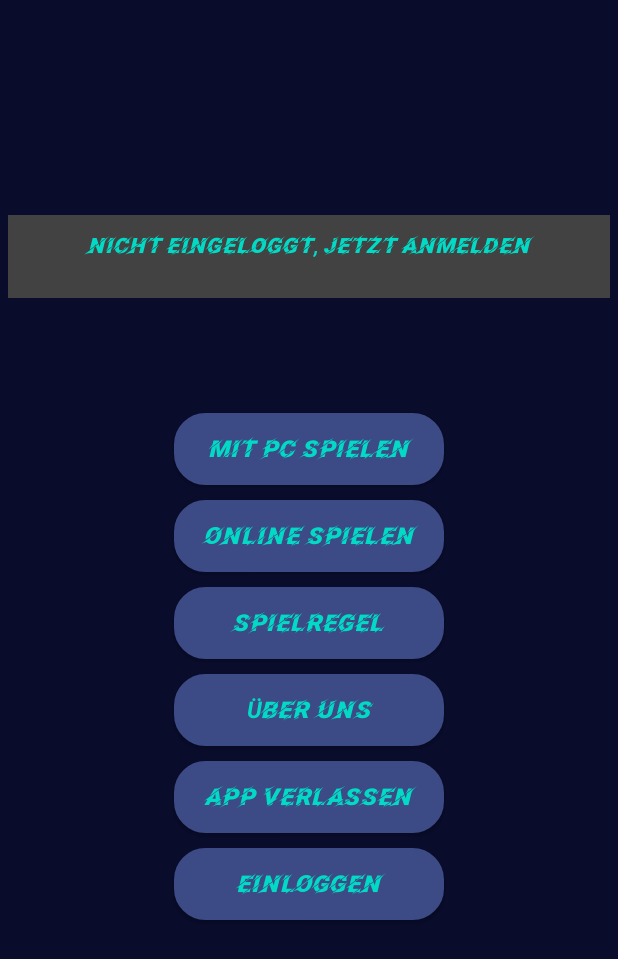
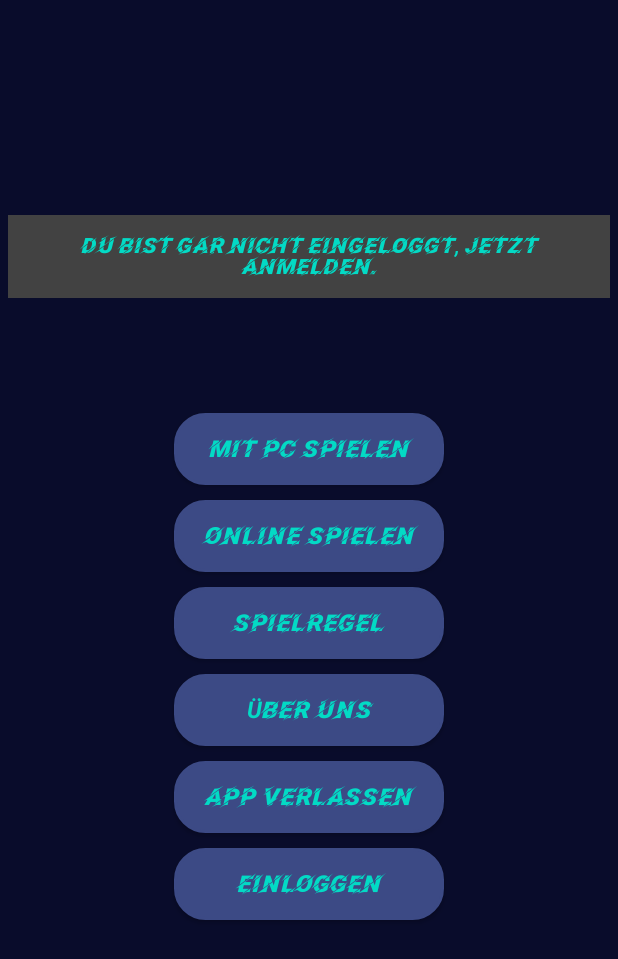
Before and after one commit to florschBf/THB_TicTacToe, an Android app: the MenuActivity screen opened directly, with no data from a screen before it, on a phone screen of 412 x 824 dp. Shown: the top 959 px of the screen. Run offline under Robolectric (Android 15) with nearby library versions, the phone set to English and light mode, and no system bars; our stand-ins replace Firebase (no records; nobody signed in at launch, a user with empty details on screens opened directly); libraries missing offline, so code that uses them is left out: com.firebase.ui; 1 statement that could not run was skipped.

Commit message:
Anonymous login jetzt default, extra strings dafür

```diff
--- a/app/src/main/java/space/game/tictactoe/FirebaseLoginHandler.java
+++ b/app/src/main/java/space/game/tictactoe/FirebaseLoginHandler.java
@@ -2,16 +2,15 @@ package space.game.tictactoe;
 
 import android.content.Context;
 import android.content.Intent;
+import android.widget.Button;
+import android.widget.TextView;
 
-import androidx.annotation.NonNull;
 import androidx.appcompat.app.AppCompatActivity;
 
 import com.firebase.ui.auth.AuthUI;
 import com.firebase.ui.auth.IdpResponse;
 import com.firebase.ui.auth.data.model.FirebaseAuthUIAuthenticationResult;
-import com.google.android.gms.tasks.OnCompleteListener;
-import com.google.android.gms.tasks.Task;
-import com.google.firebase.auth.AuthResult;
+import com.google.firebase.auth.AuthResult; //Might still use, leaving for now
 import com.google.firebase.auth.FirebaseAuth;
 import com.google.firebase.auth.FirebaseUser;
 
@@ -29,17 +28,22 @@ public class FirebaseLoginHandler extends AppCompatActivity {
     private FirebaseAuth mAuth;
     private FirebaseUser currentUser;
     private boolean loggedIn;
+    private boolean anonSignIn;
+    final private Context menuContext;
 
     protected void setLoggedIn(boolean loggedIn) {
         this.loggedIn = loggedIn;
     }
+    protected void setAnonSignIn(boolean anonSignIn) { this.anonSignIn = anonSignIn; }
 
     public boolean isLoggedIn() {
         return loggedIn;
     }
+    public boolean isAnonSignIn() { return anonSignIn; }
 
     //CONSTRUCTOR METHOD
-    public FirebaseLoginHandler(){
+    public FirebaseLoginHandler(Context menuContext){
+        this.menuContext = menuContext; // Context benötigt für UI Änderungen je nach Login -> potentiell in eigene Klasse bei Gelegenheit
         //init Firebase
         mAuth = FirebaseAuth.getInstance();
 
@@ -47,6 +51,10 @@ public class FirebaseLoginHandler extends AppCompatActivity {
         currentUser = mAuth.getCurrentUser();
     }
 
+    /**
+     * Methode zum Verarbeiten des Signins
+     * @param result Firebase Auth answer
+     */
     protected void onSignInResult(FirebaseAuthUIAuthenticationResult result) {
         IdpResponse response = result.getIdpResponse();
         if (result.getResultCode() == RESULT_OK) {
@@ -54,6 +62,7 @@ public class FirebaseLoginHandler extends AppCompatActivity {
             FirebaseUser user = FirebaseAuth.getInstance().getCurrentUser();
             System.out.println(user);
             setLoggedIn(true);
+            setAnonSignIn(false);
         } else {
             // Sign in failed. If response is null the user canceled the
             // sign-in flow using the back button. Otherwise check
@@ -65,24 +74,27 @@ public class FirebaseLoginHandler extends AppCompatActivity {
     }
 
     //methods to kick off logout or login process
+
+    /**
+     * Methode zum Ausloggen aus Firebase
+     * -> nicht eingeloggt => triggert anonymous login in MenuActivity
+     */
     public void logout(Context c){
         AuthUI.getInstance()
                 .signOut(c)
-                .addOnCompleteListener(new OnCompleteListener<Void>() {
-                    public void onComplete(@NonNull Task<Void> task) {
-                        // ...
-                        setLoggedIn(false);
-                    }
-                });
+                .addOnCompleteListener(task -> setLoggedIn(false));
     }
 
+    /**
+     * Methode zum Start des Firebase Signin Intent
+     */
     public Intent login(){
         // Choose authentication providers
         List<AuthUI.IdpConfig> providers = Arrays.asList(
                 new AuthUI.IdpConfig.EmailBuilder().build() // E-Mail will do for now
-                /*new AuthUI.IdpConfig.PhoneBuilder().build(),
-                new AuthUI.IdpConfig.GoogleBuilder().build(),
-                new AuthUI.IdpConfig.FacebookBuilder().build(),
+                //new AuthUI.IdpConfig.PhoneBuilder().build(),
+                //new AuthUI.IdpConfig.GoogleBuilder().build()
+                /*new AuthUI.IdpConfig.FacebookBuilder().build(),
                 new AuthUI.IdpConfig.TwitterBuilder().build()*/);
 
         // Create and launch sign-in intent
@@ -92,25 +104,68 @@ public class FirebaseLoginHandler extends AppCompatActivity {
                 .build();
     }
 
-    public boolean signInAnon(){
+    /**
+     * Methode für anonymous login Firebase
+     */
+    public void signInAnon(TextView login_status, Button login_button){
         System.out.println("Trying anon sign-in");
-        final boolean[] anonSignIn = new boolean[1];
         mAuth.signInAnonymously()
-                .addOnCompleteListener(this, new OnCompleteListener<AuthResult>() {
-                    @Override
-                    public void onComplete(@NonNull Task<AuthResult> task) {
-                        if (task.isSuccessful()) {
-                            //Logged in as Anon
-                            setLoggedIn(true);
-                            anonSignIn[0] = true;
-                            System.out.println("logged in as anon: " + anonSignIn[0] + mAuth.getCurrentUser());
-                        }
+                .addOnCompleteListener(this, task -> {
+                    if (task.isSuccessful()) {
+                        //Logged in as Anon
+                        setLoggedIn(true);
+                        setAnonSignIn(true);
+                        System.out.println("finally anon");
+                        //There's an anon user authenticated via Firebase
+                        changeTextAnonUser(login_status, login_button);
+
+                    }
+                    else { //should never happen..
+                        setAnonSignIn(false);
+                        changeDefaultText(login_status, login_button);
                     }
                 });
-        return anonSignIn[0];
     }
 
-    //method to get user name
+    // Methoden um UI Texte anzupassen (sollte in eine eigene Klasse..)
+
+    /**
+     * Methode für Textanpassung an anonymous login
+     * @param status Login Status aus MenuActivity erhalten
+     * @param button Login Button aus MenuActivity erhalten
+     */
+    public void changeTextAnonUser(TextView status, Button button){
+        // Changing login status and button for anonymous user
+        System.out.println("changing text to anon...");
+        //Setting new strings from strings.xml
+        String loginTxt = menuContext.getString(R.string.login);
+        String anonLoginStatus = menuContext.getString(R.string.login_status_anon);
+        status.setText(anonLoginStatus);
+        button.setText(loginTxt);
+    }
+
+    /**
+     * Methode für Textanpassung an gar kein login -> Fehler, darf nicht sein
+     * @param status Login Status aus MenuActivity erhalten
+     * @param button Login Button aus MenuActivity erhalten
+     */
+    public void changeDefaultText(TextView status, Button button){
+        //Changing login status and button for no user -> should not happen
+        System.out.println("changing text to default...");
+        System.out.println("anon login not working for whatevs");
+        //Setting new strings from strings.xml
+        String defaultLoginBtn = menuContext.getString(R.string.login);
+        String defaultLoginStatus = menuContext.getString(R.string.login_status0);
+        status.setText(defaultLoginStatus);
+        button.setText(defaultLoginBtn);
+    }
+
+    //methods to get user data (eigene Klasse..)
+
+    /**
+     * Methode um Nutzernamen auszulesen -> anon login = leer
+     * @return Current user name if logged in
+     */
     public String getUserName(){
         return this.currentUser.getDisplayName();
     }
--- a/app/src/main/java/space/game/tictactoe/MenuActivity.java
+++ b/app/src/main/java/space/game/tictactoe/MenuActivity.java
@@ -6,7 +6,6 @@ import androidx.appcompat.app.AppCompatActivity;
 
 import android.content.Context;
 import android.content.Intent;
-import android.content.res.Resources;
 import android.os.Bundle;
 import android.view.View;
 import android.view.Window;
@@ -20,7 +19,7 @@ import com.firebase.ui.auth.data.model.FirebaseAuthUIAuthenticationResult;
 public class MenuActivity extends AppCompatActivity {
 
     //handle login status
-    private FirebaseLoginHandler fbLogin = new FirebaseLoginHandler();
+    private FirebaseLoginHandler fbLogin = new FirebaseLoginHandler(this);
 
     // See: https://developer.android.com/training/basics/intents/result
     // launches new view when login is started
@@ -42,9 +41,6 @@ public class MenuActivity extends AppCompatActivity {
         // Spiel im Vollbild ausführen
         Window w = getWindow();
         w.setFlags(WindowManager.LayoutParams.FLAG_FULLSCREEN,WindowManager.LayoutParams.FLAG_FULLSCREEN);
-
-        //check for login onCreate
-        updateUI();
 
         // Button 1 btn_singleGame -> Weiterleitung zum Spiel mit PC GameActivity
         Button btn_singleGame = (Button)findViewById(R.id.btn_singleGame);
@@ -94,7 +90,7 @@ public class MenuActivity extends AppCompatActivity {
         button_login.setOnClickListener(new View.OnClickListener() {
             @Override
             public void onClick(View v) {
-                if (fbLogin.isLoggedIn()){ //logged in -> logging out
+                if (fbLogin.isLoggedIn() && !fbLogin.isAnonSignIn()){ //logged in & not anon -> logging out
                     try{
                         System.out.println("triggering logout");
                         final Context c = v.getContext();
@@ -116,45 +112,47 @@ public class MenuActivity extends AppCompatActivity {
             }
         });
 
+        //check for login onCreate
+        //updateUserAndUI();
     }
 
+
+
     //Method to update UI according to login status
-    public void updateUI(){
+    public void updateUserAndUI(){
         boolean loggedIn = this.fbLogin.isLoggedIn();
+        boolean anonSignIn = this.fbLogin.isAnonSignIn();
+
         if (!loggedIn){
             System.out.println("Well, no User\n");
-            //Need to find original text again in order to change text after logout
-            if(fbLogin.signInAnon()){
-                System.out.println("finally anon");
-                updateUI();
+            fbLogin.signInAnon(findViewById(R.id.login_status), findViewById(R.id.button_login)); //Starte Anonymous user login
         }
         else {
-                String oldLogin = getString(R.string.login);
-                String oldLoginStatus = getString(R.string.login_status0);
-
-                final TextView login_status = findViewById(R.id.login_status);
-                login_status.setText(oldLoginStatus);
-                final Button loginBtn = findViewById(R.id.button_login);
-                loginBtn.setText(oldLogin);
+            if(anonSignIn){
+                //login is anon, nothing to do
+                System.out.println("leaving things as is");
             }
-        }
-        else {
+            else { //login but not anon
                 //There's a user authenticated via Firebase
                 String name = fbLogin.getUserName();
                 System.out.println("Seems to be a User: " + name);
 
-            // Changing login status and button
+                // Changing login status and button, doing it right here, should use extra method somewhere
+                // other methods like this found in FirebaseLoginHandler
                 final TextView login_status = findViewById(R.id.login_status);
                 login_status.setText("Du bist eingeloggt als " + name);
                 final Button loginBtn = findViewById(R.id.button_login);
                 loginBtn.setText("Ausloggen");
-
+            }
         }
     }
 
-    //Use onResume to always check for login when we come back and updateUI accordingly
+    //Use onResume to always check for login when we come back and updateUserAndUI accordingly
     protected void onResume(){
         super.onResume();
-        updateUI();
+        updateUserAndUI();
     }
+
+
+
 }
--- a/app/src/main/java/space/game/tictactoe/gedöhns.java
+++ /dev/null
@@ -1,2 +0,0 @@
-package space.game.tictactoe;public class gedöhns {
-}
--- a/app/src/main/res/layout/activity_menu.xml
+++ b/app/src/main/res/layout/activity_menu.xml
@@ -11,7 +11,9 @@
     android:gravity="center_horizontal|center_vertical"
     android:orientation="vertical"
     android:padding="5dp"
-    tools:context=".MenuActivity">
+    tools:context=".MenuActivity"
+    android:id="@+id/main_menu"
+    >
 
     <TextView
         android:id="@+id/login_status"
--- a/app/src/main/res/values/strings.xml
+++ b/app/src/main/res/values/strings.xml
@@ -15,7 +15,8 @@
     <string name="du_hast_gewonnen">Herzlichen Glückwunsch, du hast gewonnen!</string>
     <string name="du_hast_verloren">Schade :( \n Du hast verloren!</string>
     <string name="login">Einloggen</string>
-    <string name="login_status0">Nicht eingeloggt, jetzt anmelden</string>
+    <string name="login_status0">Du bist gar nicht eingeloggt, jetzt anmelden.</string>
+    <string name="login_status_anon">Leg einen Account an, um alle Funktionen der App zu nutzen!</string>
 
 
     <string name="project_description">
```
Lines whose indentation alone changed are shown as unchanged.
